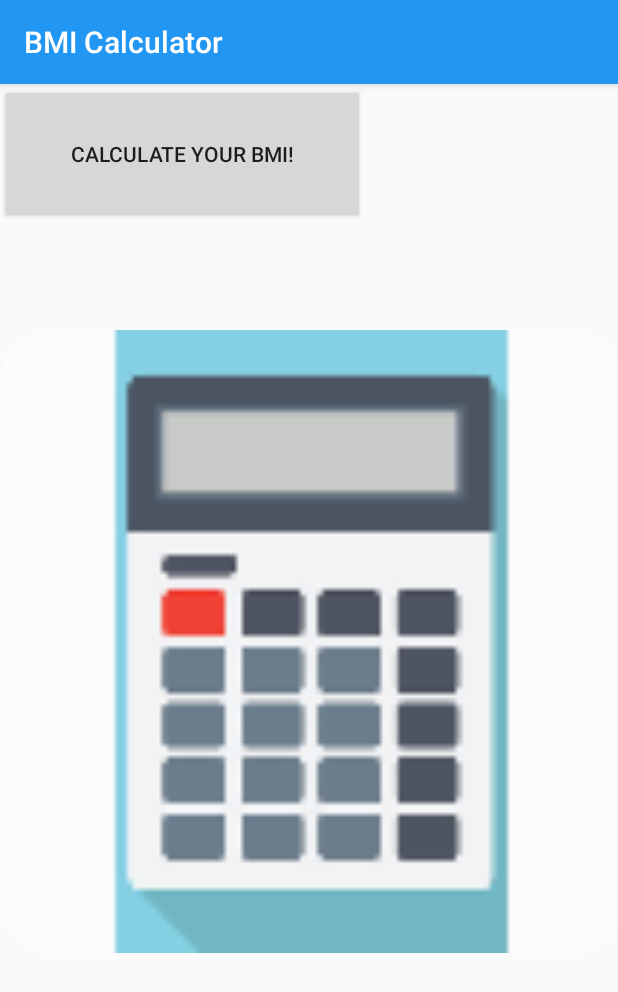
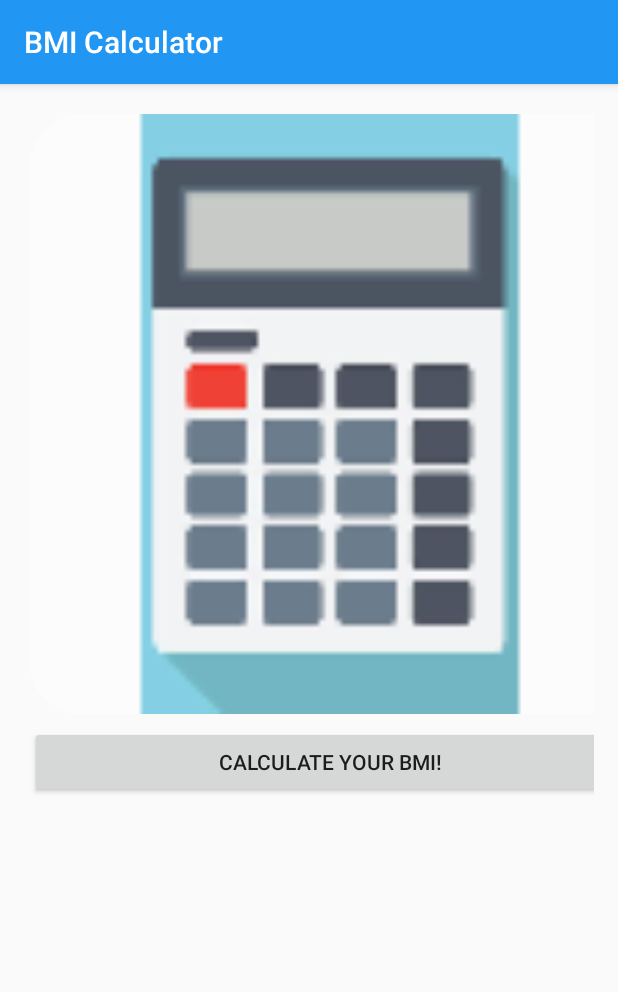
Before and after one commit to bastianek321/pamo, an Android app: the screen it shows after launch (HomeScreen), on a phone screen of 412 x 824 dp. Shown: the top 992 px of the screen. Run offline under Robolectric (Android 15) with nearby library versions, the phone set to English and light mode, and no system bars.

Commit message:
Change layout on home screen

```diff
--- a/Tipper/app/src/main/res/layout/activity_home_screen.xml
+++ b/Tipper/app/src/main/res/layout/activity_home_screen.xml
@@ -1,30 +1,36 @@
 <?xml version="1.0" encoding="utf-8"?>
-<androidx.constraintlayout.widget.ConstraintLayout xmlns:android="http://schemas.android.com/apk/res/android"
-    xmlns:app="http://schemas.android.com/apk/res-auto"
+<GridLayout
+    xmlns:android="http://schemas.android.com/apk/res/android"
     xmlns:tools="http://schemas.android.com/tools"
     android:layout_width="match_parent"
-    android:layout_height="match_parent"
-    tools:context=".HomeScreen">
+    android:layout_height="wrap_content"
+    android:paddingLeft="@dimen/activity_horizontal_margin"
+    android:paddingRight="@dimen/activity_horizontal_margin"
+    android:paddingTop="@dimen/activity_vertical_margin"
+    android:paddingBottom="@dimen/activity_vertical_margin"
+    tools:context=".HomeScreen"
+    android:columnCount="2"
+    android:useDefaultMargins="true">
 
     <ImageView
         android:id="@+id/calculate_view"
-        android:layout_width="415dp"
-        android:layout_height="727dp"
-        android:layout_marginTop="8dp"
-        android:layout_marginBottom="4dp"
-        app:layout_constraintBottom_toBottomOf="parent"
-        app:layout_constraintEnd_toEndOf="parent"
-        app:layout_constraintHorizontal_bias="0.0"
-        app:layout_constraintStart_toStartOf="parent"
-        app:layout_constraintTop_toTopOf="parent"
-        app:layout_constraintVertical_bias="0.0"
-        app:srcCompat="@mipmap/home_screen_round" />
+        android:layout_width="400dp"
+        android:layout_height="400dp"
+        android:layout_column="0"
+        android:layout_columnSpan="2"
+        android:layout_row="0"
+        android:layout_rowSpan="5"
+        android:src="@mipmap/home_screen"
+        />
 
     <Button
         android:id="@+id/calculate_button"
-        android:layout_width="243dp"
-        android:layout_height="93dp"
+        android:layout_width="400dp"
+        android:layout_height="wrap_content"
+        android:layout_column="0"
+        android:layout_columnSpan="2"
+        android:layout_row="6"
         android:text="@string/calculate_button"
-        tools:layout_editor_absoluteX="84dp"
-        tools:layout_editor_absoluteY="203dp" />
-</androidx.constraintlayout.widget.ConstraintLayout>
+        />
+
+</GridLayout>
```
